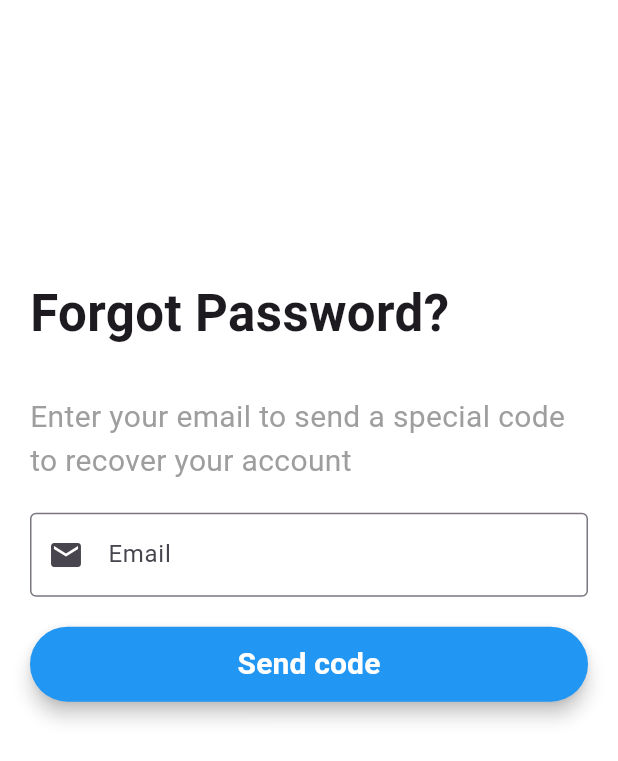
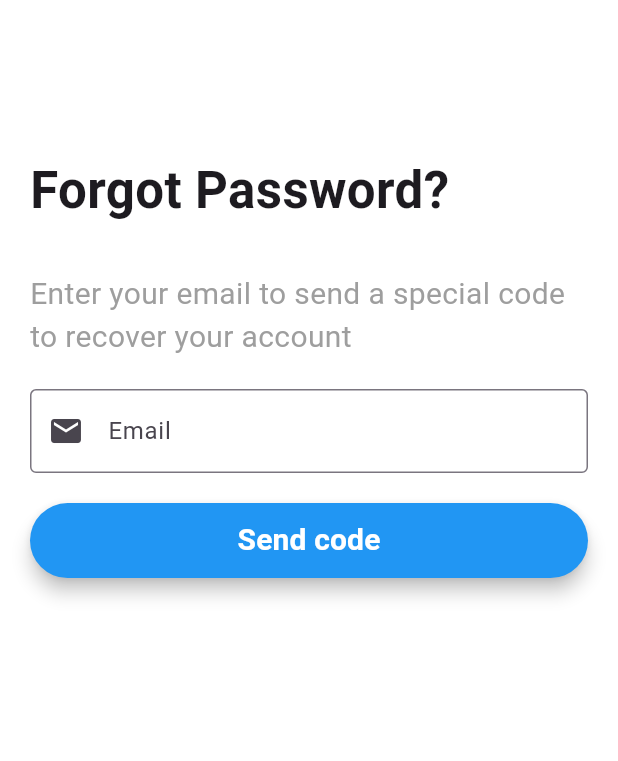
Before and after one commit to danniellejones/cp3405_project, a Flutter app: the screen it shows after launch, after a tap on "Forgot Password?", on a phone screen of 412 x 824 dp. Shown: the top 761 px of the screen. Run offline on Flutter 3.47's test engine with Material 2 defaults, Android fonts, the phone set to English and light mode, and no system bars; our stand-ins replace animated_text_kit, cloud_firestore, firebase_core; missing offline and left inert: flutter_verification_code; accounts and stored records are empty.

Commit message:
Removed warnings from login, signup, forgot password, recovery code, reset password pages

```diff
--- a/lib/forgot_password.dart
+++ b/lib/forgot_password.dart
@@ -38,7 +38,7 @@ class _ForgotPasswordPageState extends State<ForgotPasswordPage> {
                                 'lib/assets/images/img_classroom.png'),
                             fit: BoxFit.fill),
                       ),
-                      child: Center(
+                      child: const Center(
                         child: Text(
                           'World of Schoolcraft',
                           style: TextStyle(
@@ -53,7 +53,7 @@ class _ForgotPasswordPageState extends State<ForgotPasswordPage> {
             // Right side of screen
             Expanded(
                 child: Container(
-                    padding: EdgeInsets.all(20),
+                    padding: const EdgeInsets.all(20),
                     height: height,
                     color: Colors.white,
                     child: Center(
@@ -61,23 +61,23 @@ class _ForgotPasswordPageState extends State<ForgotPasswordPage> {
                         crossAxisAlignment: CrossAxisAlignment.start,
                         mainAxisAlignment: MainAxisAlignment.start,
                         children: [
-                          SizedBox(height: height * 0.2),
-                          Text(
+                          SizedBox(height: height * 0.1),
+                          const Text(
                             'Forgot Password?',
                             style: TextStyle(
                                 fontWeight: FontWeight.bold, fontSize: 34.0),
                           ),
-                          SizedBox(height: 30),
-                          Text(
+                          const SizedBox(height: 30),
+                          const Text(
                               'Enter your email to send a special code to recover your account',
                               style:
                                   TextStyle(fontSize: 20, color: Colors.grey)),
-                          SizedBox(height: 20),
+                          const SizedBox(height: 20),
                           Column(
                             crossAxisAlignment: CrossAxisAlignment.start,
                             children: <Widget>[
-                              TextField(
-                                decoration: const InputDecoration(
+                              const TextField(
+                                decoration: InputDecoration(
                                   border: OutlineInputBorder(),
                                   prefixIcon: Icon(Icons.email),
                                   hintText: 'Email',
--- a/lib/login.dart
+++ b/lib/login.dart
@@ -41,7 +41,7 @@ class _LoginPageState extends State<LoginPage> {
                                 'lib/assets/images/img_classroom.png'),
                             fit: BoxFit.fill),
                       ),
-                      child: Center(
+                      child: const Center(
                         child: Text(
                           'World of Schoolcraft',
                           style: TextStyle(
@@ -56,7 +56,7 @@ class _LoginPageState extends State<LoginPage> {
             // Right side of screen
             Expanded(
                 child: Container(
-                    padding: EdgeInsets.all(20),
+                    padding: const EdgeInsets.all(20),
                     height: height,
                     color: Colors.white,
                     child: Center(
@@ -65,39 +65,39 @@ class _LoginPageState extends State<LoginPage> {
                         mainAxisAlignment: MainAxisAlignment.start,
                         children: [
                           SizedBox(height: height * 0.1),
-                          Text(
+                          const Text(
                             'Login',
                             style: TextStyle(
                                 fontWeight: FontWeight.bold, fontSize: 34.0),
                           ),
-                          SizedBox(height: 30),
-                          Text(
+                          const SizedBox(height: 30),
+                          const Text(
                               'Embark on Your Academic Adventure \nSign in and explore the Depths of Knowledge!',
                               style:
                                   TextStyle(fontSize: 20, color: Colors.grey)),
-                          SizedBox(height: 20),
+                          const SizedBox(height: 20),
                           Column(
                             crossAxisAlignment: CrossAxisAlignment.start,
                             children: <Widget>[
-                              TextField(
+                              const TextField(
                                   decoration: InputDecoration(
-                                    border: const OutlineInputBorder(),
-                                    prefixIcon: const Icon(Icons.email),
+                                    border: OutlineInputBorder(),
+                                    prefixIcon: Icon(Icons.email),
                                     hintText: 'Email',
                                   ),
                                   textAlign: TextAlign.left,
                                   keyboardType: TextInputType.emailAddress),
-                              SizedBox(height: 10),
-                              TextField(
+                              const SizedBox(height: 10),
+                              const TextField(
                                 obscureText: true,
                                 decoration: InputDecoration(
-                                    border: const OutlineInputBorder(),
-                                    prefixIcon: const Icon(Icons.lock),
+                                    border: OutlineInputBorder(),
+                                    prefixIcon: Icon(Icons.lock),
                                     hintText: 'Enter password'),
                                 textAlign: TextAlign.left,
                                 keyboardType: TextInputType.text,
                               ),
-                              SizedBox(height: 20),
+                              const SizedBox(height: 20),
                               ElevatedButton(
                                 onPressed: () {
                                   setState(() {});
@@ -114,7 +114,7 @@ class _LoginPageState extends State<LoginPage> {
                                       fontWeight: FontWeight.bold),
                                 ),
                               ),
-                              SizedBox(height: 10),
+                              const SizedBox(height: 10),
                               Row(
                                 children: [
                                   Theme(
@@ -145,7 +145,7 @@ class _LoginPageState extends State<LoginPage> {
                                           context,
                                           MaterialPageRoute(
                                               builder: (_) =>
-                                                  ForgotPasswordPage()));
+                                                  const ForgotPasswordPage()));
                                     },
                                     child: const Text(
                                       'Forgot Password?',
@@ -157,7 +157,7 @@ class _LoginPageState extends State<LoginPage> {
                                   ),
                                 ],
                               ),
-                              SizedBox(height: 10),
+                              const SizedBox(height: 10),
                               Row(
                                 mainAxisAlignment: MainAxisAlignment.center,
                                 children: [
@@ -167,7 +167,8 @@ class _LoginPageState extends State<LoginPage> {
                                       Navigator.push(
                                           context,
                                           MaterialPageRoute(
-                                              builder: (_) => SignUpPage()));
+                                              builder: (_) =>
+                                                  const SignUpPage()));
                                     },
                                     child: const Text(
                                       'Sign up',
--- a/lib/responsive_layout.dart
+++ b/lib/responsive_layout.dart
@@ -1,5 +1,4 @@
 import 'package:flutter/material.dart';
-import 'package:flutter/rendering.dart';
 
 class ResponsiveLayout extends StatelessWidget {
   final Widget desktopScreen;
```
Also changed, not shown: lib/recovery_code.dart (+10 -10 lines), lib/reset_password.dart (+83 -19 lines), lib/signup.dart (+8 -8 lines).
